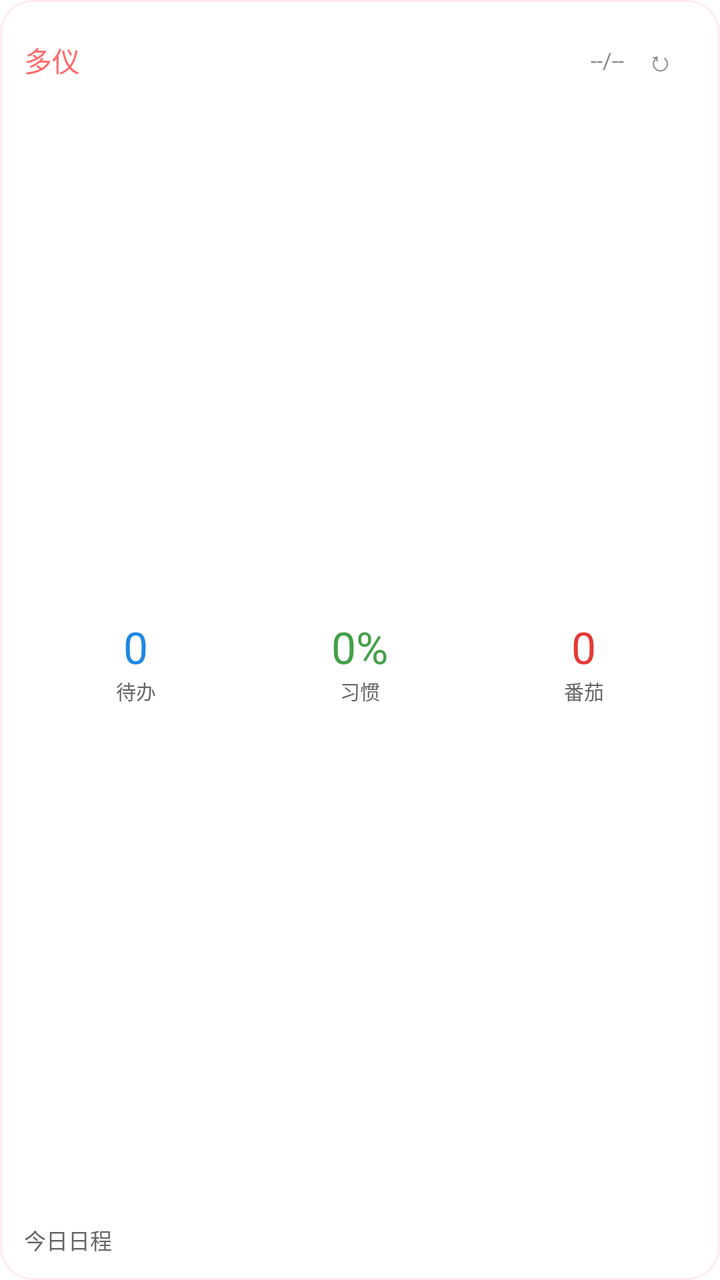
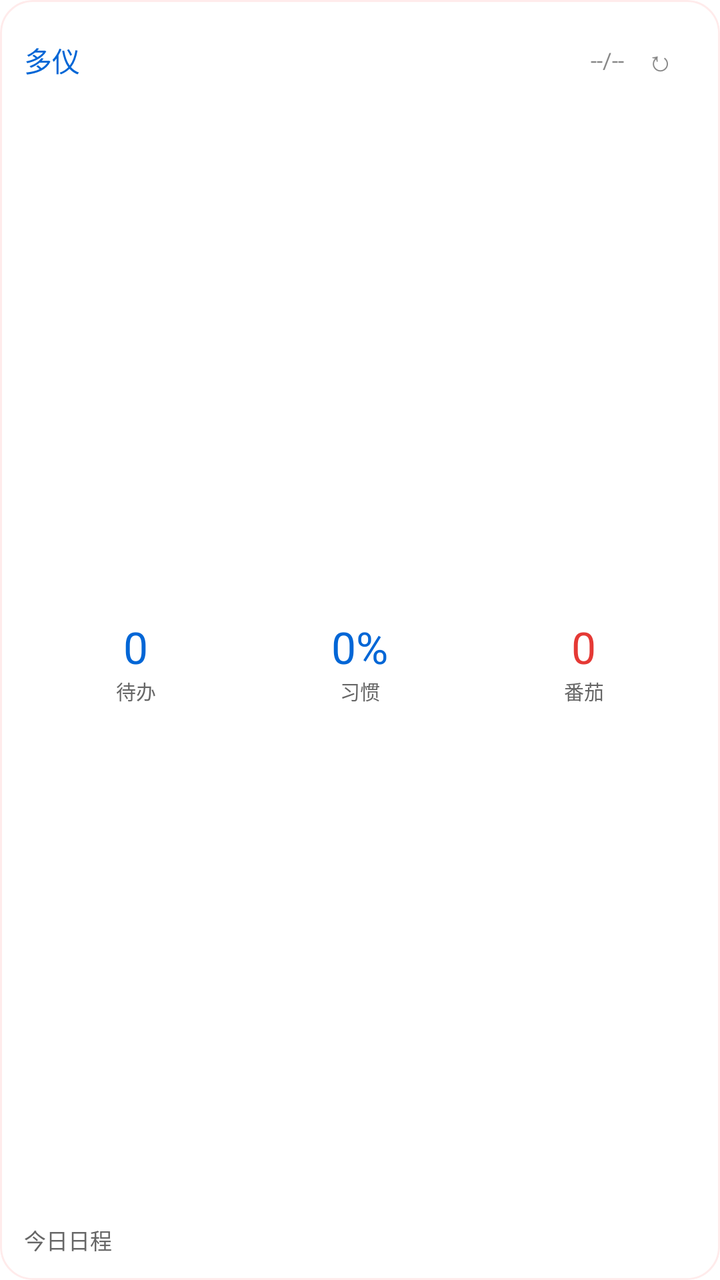

Before-and-after screenshots of an Android layout around one commit, followed by the original layout XML and the change that was made.
<!-- AndroidManifest.xml: fallback theme Theme.MaterialComponents.DayNight.NoActionBar -->
<!-- res/layout/duoyi_widget.xml -->
<?xml version="1.0" encoding="utf-8"?>
<FrameLayout xmlns:android="http://schemas.android.com/apk/res/android"
    android:id="@+id/widget_root"
    android:layout_width="match_parent"
    android:layout_height="match_parent"
    android:background="@drawable/widget_bg_round_16"
    android:clipToOutline="true"
    android:outlineProvider="background">

    <ImageView
        android:id="@+id/widget_theme_background"
        android:layout_width="match_parent"
        android:layout_height="match_parent"
        android:contentDescription="@null"
        android:scaleType="centerCrop"
        android:visibility="gone" />

    <TextView
        android:id="@+id/widget_theme_overlay"
        android:layout_width="match_parent"
        android:layout_height="match_parent"
        android:maxLines="1"
        android:ellipsize="end"
        android:visibility="gone" />

    
    <ImageView
        android:id="@+id/widget_theme_border"
        android:layout_width="match_parent"
        android:layout_height="match_parent"
        android:contentDescription="@null"
        android:importantForAccessibility="no"
        android:scaleType="fitXY"
        android:visibility="gone" />

    <LinearLayout
        android:layout_width="match_parent"
        android:layout_height="match_parent"
        android:orientation="vertical"
        android:padding="12dp">

    <LinearLayout
        android:layout_width="match_parent"
        android:layout_height="wrap_content"
        android:orientation="horizontal"
        android:gravity="center_vertical">

        <TextView
            android:id="@+id/widget_title"
            android:layout_width="0dp"
            android:layout_height="wrap_content"
            android:layout_weight="1"
            android:ellipsize="end"
            android:maxLines="1"
            android:text="多仪"
            android:textColor="#FF6B6B"
            android:textSize="14sp" />

        <TextView
            android:id="@+id/widget_date"
            android:layout_width="wrap_content"
            android:layout_height="wrap_content"
            android:ellipsize="end"
            android:maxWidth="56dp"
            android:maxLines="1"
            android:textColor="#888888"
            android:textSize="11sp"
            android:text="--/--" />

        <TextView
            android:id="@+id/widget_refresh"
            android:layout_width="36dp"
            android:layout_height="36dp"
            android:minWidth="36dp"
            android:minHeight="36dp"
            android:gravity="center"
            android:ellipsize="end"
            android:maxLines="1"
            android:text="↻"
            android:contentDescription="@string/widget_refresh_description"
            android:textColor="#888888"
            android:textSize="14sp" />
    </LinearLayout>

    <LinearLayout
        android:layout_width="match_parent"
        android:layout_height="0dp"
        android:layout_weight="1"
        android:orientation="horizontal"
        android:layout_marginTop="8dp"
        android:weightSum="3">

        <LinearLayout
            android:layout_width="0dp"
            android:layout_height="match_parent"
            android:layout_weight="1"
            android:orientation="vertical"
            android:gravity="center">

            <TextView
                android:id="@+id/widget_todo_count"
                android:layout_width="wrap_content"
                android:layout_height="wrap_content"
                android:ellipsize="end"
                android:maxWidth="54dp"
                android:maxLines="1"
                android:text="0"
                android:textColor="#1E88E5"
                android:textSize="22sp" />

            <TextView
                android:id="@+id/widget_overview_todo_label"
                android:layout_width="wrap_content"
                android:layout_height="wrap_content"
                android:ellipsize="end"
                android:maxLines="1"
                android:text="@string/widget_tab_todo"
                android:textColor="#666666"
                android:textSize="10sp" />
        </LinearLayout>

        <LinearLayout
            android:layout_width="0dp"
            android:layout_height="match_parent"
            android:layout_weight="1"
            android:orientation="vertical"
            android:gravity="center">

            <TextView
                android:id="@+id/widget_habit_progress"
                android:layout_width="wrap_content"
                android:layout_height="wrap_content"
                android:ellipsize="end"
                android:maxLines="1"
                android:text="0%"
                android:textColor="#43A047"
                android:textSize="22sp" />

            <TextView
                android:id="@+id/widget_overview_habit_label"
                android:layout_width="wrap_content"
                android:layout_height="wrap_content"
                android:ellipsize="end"
                android:maxLines="1"
                android:text="@string/widget_tab_habit"
                android:textColor="#666666"
                android:textSize="10sp" />
        </LinearLayout>

        <LinearLayout
            android:layout_width="0dp"
            android:layout_height="match_parent"
            android:layout_weight="1"
            android:orientation="vertical"
            android:gravity="center">

            <TextView
                android:id="@+id/widget_pomodoro_count"
                android:layout_width="wrap_content"
                android:layout_height="wrap_content"
                android:ellipsize="end"
                android:maxLines="1"
                android:text="0"
                android:textColor="#E53935"
                android:textSize="22sp" />

            <TextView
                android:id="@+id/widget_overview_pomodoro_label"
                android:layout_width="wrap_content"
                android:layout_height="wrap_content"
                android:ellipsize="end"
                android:maxLines="1"
                android:text="@string/widget_tab_pomodoro"
                android:textColor="#666666"
                android:textSize="10sp" />
        </LinearLayout>
    </LinearLayout>

    <LinearLayout
        android:id="@+id/widget_quick_row"
        android:layout_width="match_parent"
        android:layout_height="wrap_content"
        android:orientation="horizontal"
        android:layout_marginTop="6dp"
        android:weightSum="2"
        android:visibility="gone">

        <TextView
            android:id="@+id/widget_quick_pomodoro"
            android:layout_width="0dp"
            android:layout_height="36dp"
            android:minHeight="36dp"
            android:layout_weight="1"
            android:layout_marginEnd="4dp"
            android:gravity="center"
            android:ellipsize="end"
            android:maxLines="1"
            android:text="@string/widget_quick_pomodoro"
            android:textColor="#FFFFFF"
            android:textSize="12sp"
            android:background="@drawable/widget_btn_primary" />

        <TextView
            android:id="@+id/widget_quick_open"
            android:layout_width="0dp"
            android:layout_height="36dp"
            android:minHeight="36dp"
            android:layout_weight="1"
            android:layout_marginStart="4dp"
            android:gravity="center"
            android:ellipsize="end"
            android:maxLines="1"
            android:text="@string/widget_quick_open"
            android:textColor="#FF6B6B"
            android:textSize="12sp"
            android:background="@drawable/widget_btn_secondary" />
    </LinearLayout>

    <TextView
        android:id="@+id/widget_today_event"
        android:layout_width="match_parent"
        android:layout_height="wrap_content"
        android:layout_marginTop="6dp"
        android:ellipsize="end"
        android:maxLines="1"
        android:text="@string/widget_today_event_default"
        android:textColor="#666666"
        android:textSize="11sp" />

    <TextView
        android:id="@+id/widget_goal_summary"
        android:layout_width="match_parent"
        android:layout_height="wrap_content"
        android:layout_marginTop="4dp"
        android:ellipsize="end"
        android:maxLines="1"
        android:text="@string/widget_goal_summary_default"
        android:textColor="#666666"
        android:textSize="11sp"
        android:visibility="gone" />

    <TextView
        android:id="@+id/widget_anniversary_summary"
        android:layout_width="match_parent"
        android:layout_height="wrap_content"
        android:layout_marginTop="2dp"
        android:ellipsize="end"
        android:maxLines="1"
        android:text="@string/widget_anniversary_summary_default"
        android:textColor="#666666"
        android:textSize="11sp"
        android:visibility="gone" />

    <TextView
        android:id="@+id/widget_course_summary"
        android:layout_width="match_parent"
        android:layout_height="wrap_content"
        android:layout_marginTop="2dp"
        android:ellipsize="end"
        android:maxLines="1"
        android:text="@string/widget_course_summary_default"
        android:textColor="#666666"
        android:textSize="11sp"
        android:visibility="gone" />

    <LinearLayout
        android:id="@+id/widget_bottom_nav"
        android:layout_width="match_parent"
        android:layout_height="30dp"
        android:layout_marginTop="8dp"
        android:background="@drawable/widget_nav_bg"
        android:gravity="center"
        android:orientation="horizontal"
        android:paddingLeft="4dp"
        android:paddingRight="4dp"
        android:weightSum="4"
        android:visibility="gone">

        <TextView
            android:id="@+id/widget_nav_todo"
            android:layout_width="0dp"
            android:layout_height="match_parent"
            android:layout_weight="1"
            android:gravity="center"
            android:ellipsize="end"
            android:maxLines="1"
            android:text="@string/widget_tab_todo"
            android:textColor="#333333"
            android:textSize="10sp" />

        <TextView
            android:id="@+id/widget_nav_habit"
            android:layout_width="0dp"
            android:layout_height="match_parent"
            android:layout_weight="1"
            android:gravity="center"
            android:ellipsize="end"
            android:maxLines="1"
            android:text="@string/widget_tab_habit"
            android:textColor="#333333"
            android:textSize="10sp" />

        <TextView
            android:id="@+id/widget_nav_calendar"
            android:layout_width="0dp"
            android:layout_height="match_parent"
            android:layout_weight="1"
            android:gravity="center"
            android:ellipsize="end"
            android:maxLines="1"
            android:text="@string/widget_tab_calendar"
            android:textColor="#FF6B6B"
            android:textSize="10sp" />

        <TextView
            android:id="@+id/widget_nav_focus"
            android:layout_width="0dp"
            android:layout_height="match_parent"
            android:layout_weight="1"
            android:gravity="center"
            android:ellipsize="end"
            android:maxLines="1"
            android:text="@string/widget_tab_focus"
            android:textColor="#333333"
            android:textSize="10sp" />
    </LinearLayout>
    </LinearLayout>
</FrameLayout>
<!-- resources referenced by this layout -->
<resources>
  <!-- drawable widget_bg_round_16 (drawable) -->
  <?xml version="1.0" encoding="utf-8"?>
  <shape xmlns:android="http://schemas.android.com/apk/res/android"
      android:shape="rectangle">
      <corners android:radius="16dp" />
      <solid android:color="#FFFFFFFF" />
      <stroke android:width="1dp" android:color="#22FF6B6B" />
  </shape>
  <!-- drawable widget_btn_primary (drawable) -->
  <?xml version="1.0" encoding="utf-8"?>
  <shape xmlns:android="http://schemas.android.com/apk/res/android"
      android:shape="rectangle">
      <corners android:radius="8dp" />
      <solid android:color="#FFFF6B6B" />
  </shape>
  <!-- drawable widget_btn_secondary (drawable) -->
  <?xml version="1.0" encoding="utf-8"?>
  <shape xmlns:android="http://schemas.android.com/apk/res/android"
      android:shape="rectangle">
      <corners android:radius="8dp" />
      <solid android:color="#FFFFEFE9" />
      <stroke android:width="1dp" android:color="#FFFFB088" />
  </shape>
  <!-- drawable widget_nav_bg (drawable) -->
  <?xml version="1.0" encoding="utf-8"?>
  <shape xmlns:android="http://schemas.android.com/apk/res/android"
      android:shape="rectangle">
      <corners android:radius="9dp" />
      <solid android:color="#FFFFF6F2" />
      <stroke android:width="1dp" android:color="#22FF6B6B" />
  </shape>
  <string name="widget_anniversary_summary_default">纪念日 · 暂无近期纪念日</string>
  <string name="widget_course_summary_default">课程 · 今日暂无课程</string>
  <string name="widget_goal_summary_default">目标 · 暂无进行中目标</string>
  <string name="widget_quick_open">打开 App</string>
  <string name="widget_quick_pomodoro">开始番茄</string>
  <string name="widget_refresh_description">刷新小组件</string>
  <string name="widget_tab_calendar">日历</string>
  <string name="widget_tab_focus">专注</string>
  <string name="widget_tab_habit">习惯</string>
  <string name="widget_tab_pomodoro">番茄</string>
  <string name="widget_tab_todo">待办</string>
  <string name="widget_today_event_default">今日日程</string>
</resources>

<!-- the commit's change to res/layout/duoyi_widget.xml (unified diff, before → after) -->
@@ -53,7 +53,7 @@
             android:ellipsize="end"
             android:maxLines="1"
             android:text="多仪"
-            android:textColor="#FF6B6B"
+            android:textColor="#0066D6"
             android:textSize="14sp" />
 
         <TextView
@@ -105,7 +105,7 @@
                 android:maxWidth="54dp"
                 android:maxLines="1"
                 android:text="0"
-                android:textColor="#1E88E5"
+                android:textColor="#0066D6"
                 android:textSize="22sp" />
 
             <TextView
@@ -133,7 +133,7 @@
                 android:ellipsize="end"
                 android:maxLines="1"
                 android:text="0%"
-                android:textColor="#43A047"
+                android:textColor="#0066D6"
                 android:textSize="22sp" />
 
             <TextView
@@ -211,7 +211,7 @@
             android:ellipsize="end"
             android:maxLines="1"
             android:text="@string/widget_quick_open"
-            android:textColor="#FF6B6B"
+            android:textColor="#0066D6"
             android:textSize="12sp"
             android:background="@drawable/widget_btn_secondary" />
     </LinearLayout>
@@ -309,7 +309,7 @@
             android:ellipsize="end"
             android:maxLines="1"
             android:text="@string/widget_tab_calendar"
-            android:textColor="#FF6B6B"
+            android:textColor="#0066D6"
             android:textSize="10sp" />
 
         <TextView
<!-- resource entries referenced after the edit -->
@@ -13,14 +13,14 @@
   <shape xmlns:android="http://schemas.android.com/apk/res/android"
       android:shape="rectangle">
       <corners android:radius="8dp" />
-      <solid android:color="#FFFF6B6B" />
+      <solid android:color="#FF0066D6" />
   </shape>
   <!-- drawable widget_btn_secondary (drawable) -->
   <?xml version="1.0" encoding="utf-8"?>
   <shape xmlns:android="http://schemas.android.com/apk/res/android"
       android:shape="rectangle">
       <corners android:radius="8dp" />
-      <solid android:color="#FFFFEFE9" />
+      <solid android:color="#FFEBF3FC" />
       <stroke android:width="1dp" android:color="#FFFFB088" />
   </shape>
   <!-- drawable widget_nav_bg (drawable) -->
